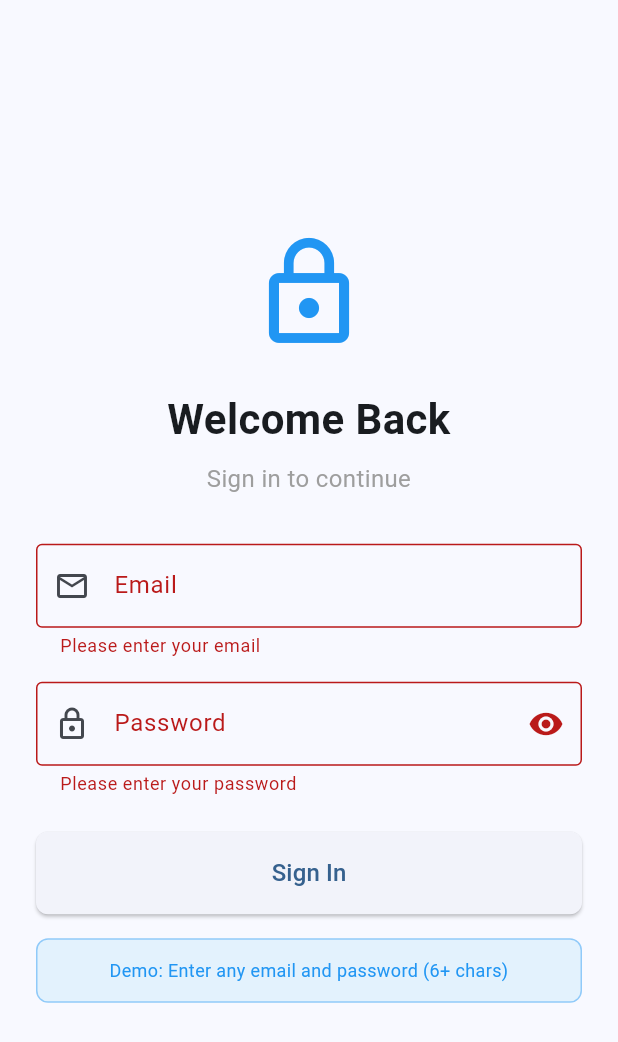
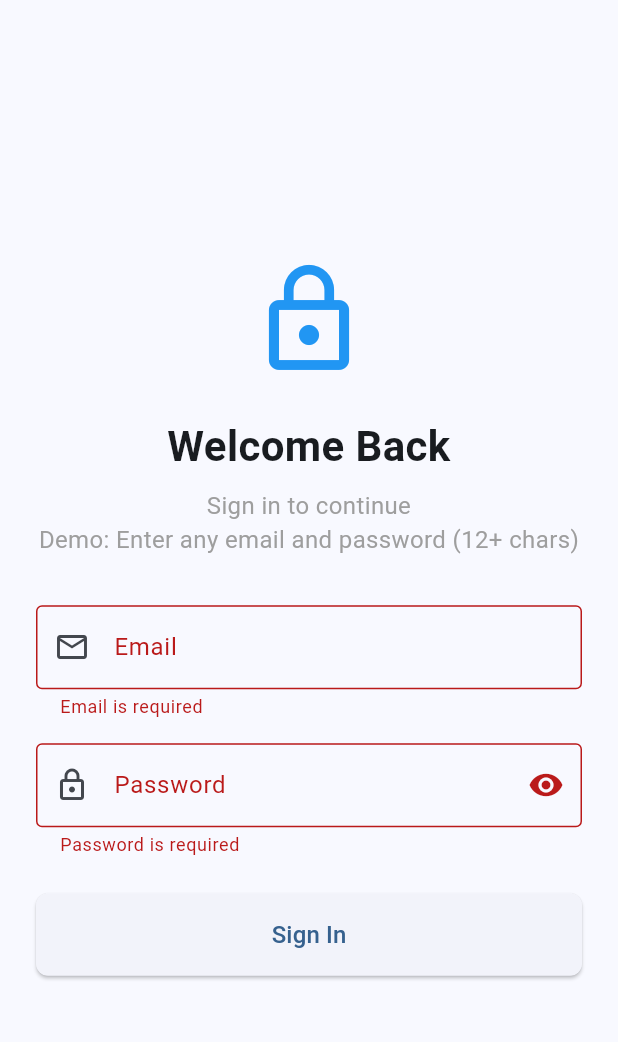
Before and after one commit to RubenNunez/app-login-demo, a Flutter app: the screen it shows after launch, after a tap on "Sign In", on a phone screen of 412 x 824 dp. Shown: the top 1042 px of the screen. Run offline on Flutter 3.47's test engine with Material 3 defaults, Android fonts, the phone set to English and light mode, and no system bars; our stand-ins replace flutter_riverpod, go_router, riverpod_annotation; generated files the repository leaves out were written again.

Commit message:
ove validation logic into validators.dart

```diff
--- /dev/null
+++ b/app/lib/modules/auth/helpers/validators.dart
@@ -0,0 +1,30 @@
+String? validateEmail(String? value) {
+  final emailRegex = RegExp(
+    r"^[a-zA-Z0-9.a-zA-Z0-9.!#$%&'*+-/=?^_`{|}~]+@[a-zA-Z0-9]+\.[a-zA-Z]+",
+  );
+
+  if (value == null || value.isEmpty) {
+    return 'Email is required';
+  } else if (!emailRegex.hasMatch(value)) {
+    return 'Enter a valid email address';
+  }
+  return null;
+}
+
+String? validatePassword(String? value) {
+  if (value == null || value.isEmpty) {
+    return 'Password is required';
+  } else if (value.length < 12) {
+    return 'Password must be at least 12 characters';
+  } else if (!RegExp(r'[A-Z]').hasMatch(value)) {
+    return 'Password must contain at least one uppercase letter';
+  } else if (!RegExp(r'[a-z]').hasMatch(value)) {
+    return 'Password must contain at least one lowercase letter';
+  } else if (!RegExp(r'[0-9]').hasMatch(value)) {
+    return 'Password must contain at least one number';
+  } else if (!RegExp(r'[!@#$%^&*(),.?":{}|<>]').hasMatch(value)) {
+    return 'Password must contain at least one special character';
+  }
+
+  return null;
+}
--- a/app/lib/modules/auth/pages/login_page.dart
+++ b/app/lib/modules/auth/pages/login_page.dart
@@ -1,3 +1,4 @@
+import 'package:app/modules/auth/helpers/validators.dart';
 import 'package:app/modules/auth/provider/auth_provider.dart';
 import 'package:flutter/material.dart';
 import 'package:flutter_riverpod/flutter_riverpod.dart';
@@ -24,7 +25,7 @@ class _LoginPageState extends ConsumerState<LoginPage> {
     super.dispose();
   }
 
-  Future<void> _handleLogin() async {
+  Future<void> _login() async {
     if (!_formKey.currentState!.validate()) return;
 
     setState(() => _isLoading = true);
@@ -87,7 +88,7 @@ class _LoginPageState extends ConsumerState<LoginPage> {
                 ),
                 const SizedBox(height: 8),
                 const Text(
-                  'Sign in to continue',
+                  'Sign in to continue\nDemo: Enter any email and password (12+ chars)',
                   style: TextStyle(fontSize: 16, color: Colors.grey),
                   textAlign: TextAlign.center,
                 ),
@@ -103,15 +104,7 @@ class _LoginPageState extends ConsumerState<LoginPage> {
                     prefixIcon: Icon(Icons.email_outlined),
                     border: OutlineInputBorder(),
                   ),
-                  validator: (value) {
-                    if (value == null || value.isEmpty) {
-                      return 'Please enter your email';
-                    }
-                    if (!value.contains('@')) {
-                      return 'Please enter a valid email';
-                    }
-                    return null;
-                  },
+                  validator: validateEmail,
                 ),
                 const SizedBox(height: 16),
 
@@ -137,21 +130,13 @@ class _LoginPageState extends ConsumerState<LoginPage> {
                     ),
                     border: const OutlineInputBorder(),
                   ),
-                  validator: (value) {
-                    if (value == null || value.isEmpty) {
-                      return 'Please enter your password';
-                    }
-                    if (value.length < 6) {
-                      return 'Password must be at least 6 characters';
-                    }
-                    return null;
-                  },
+                  validator: validatePassword,
                 ),
                 const SizedBox(height: 24),
 
                 // Login Button
                 ElevatedButton(
-                  onPressed: _isLoading ? null : _handleLogin,
+                  onPressed: _isLoading ? null : _login,
                   style: ElevatedButton.styleFrom(
                     padding: const EdgeInsets.symmetric(vertical: 16),
                     shape: RoundedRectangleBorder(
@@ -166,22 +151,6 @@ class _LoginPageState extends ConsumerState<LoginPage> {
                         )
                       : const Text('Sign In', style: TextStyle(fontSize: 16)),
                 ),
-                const SizedBox(height: 16),
-
-                // Demo credentials hint
-                Container(
-                  padding: const EdgeInsets.all(12),
-                  decoration: BoxDecoration(
-                    color: Colors.blue.shade50,
-                    borderRadius: BorderRadius.circular(8),
-                    border: Border.all(color: Colors.blue.shade200),
-                  ),
-                  child: const Text(
-                    'Demo: Enter any email and password (6+ chars)',
-                    style: TextStyle(color: Colors.blue, fontSize: 12),
-                    textAlign: TextAlign.center,
-                  ),
-                ),
               ],
             ),
           ),
```
Also changed, not shown: 1 other file.
